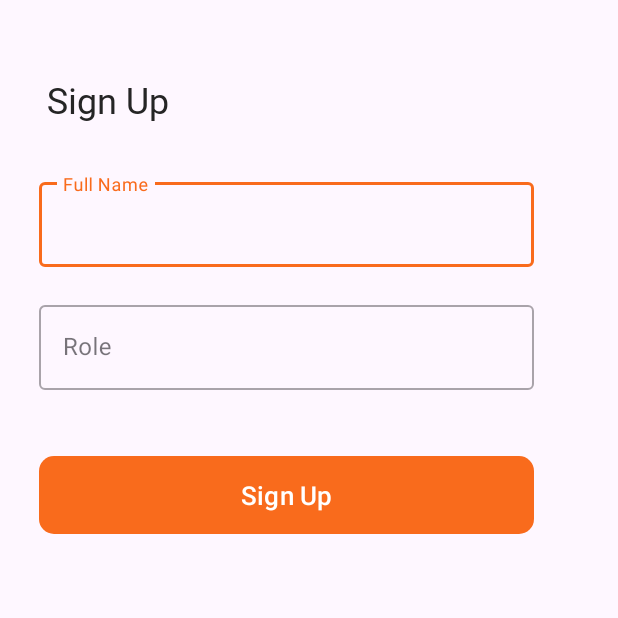
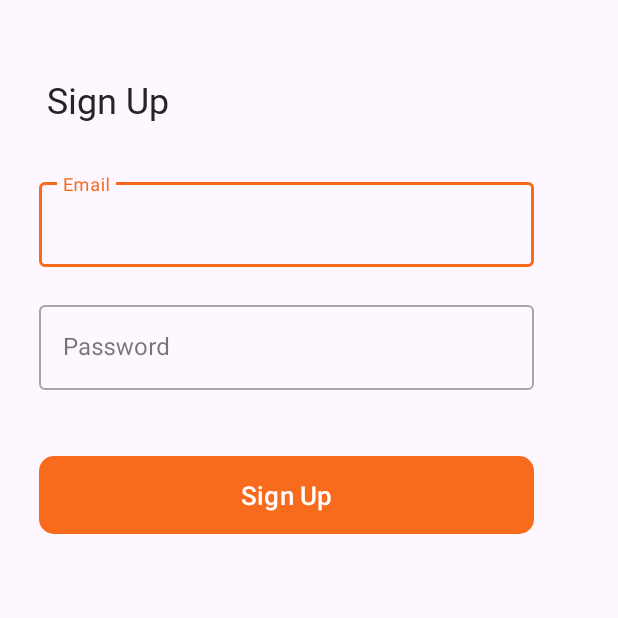
Before and after one commit to hngx-org/Curation-AI, an Android app: the fragment EmailAuthScreen shown on its own in the app's theme, on a phone screen of 412 x 824 dp, the top half of it. Run offline under Robolectric (Android 15) with nearby library versions, the phone set to English and light mode, and no system bars.

Commit message:
adjustment of email sign up screen

```diff
--- a/app/src/main/res/layout/fragment_email_auth_screen.xml
+++ b/app/src/main/res/layout/fragment_email_auth_screen.xml
@@ -25,7 +25,7 @@
             style="@style/Widget.MaterialComponents.TextInputLayout.OutlinedBox"
             android:layout_width="match_parent"
             android:layout_height="wrap_content"
-            android:hint="Full Name"
+            android:hint="Email"
             android:paddingBottom="20dp"
             tools:layout_editor_absoluteX="0dp"
             tools:layout_editor_absoluteY="236dp">
@@ -34,7 +34,7 @@
                 android:id="@+id/editTextName"
                 android:layout_width="330dp"
                 android:layout_height="wrap_content"
-                android:inputType="text"
+                android:inputType="textEmailAddress"
                 android:maxLines="1" />
         </com.google.android.material.textfield.TextInputLayout>
 
@@ -43,7 +43,7 @@
             style="@style/Widget.MaterialComponents.TextInputLayout.OutlinedBox"
             android:layout_width="match_parent"
             android:layout_height="wrap_content"
-            android:hint="Role"
+            android:hint="Password"
             android:paddingBottom="20dp"
             tools:layout_editor_absoluteX="0dp"
             tools:layout_editor_absoluteY="143dp">
@@ -52,7 +52,7 @@
                 android:id="@+id/editTextRole"
                 android:layout_width="330dp"
                 android:layout_height="wrap_content"
-                android:inputType="text"
+                android:inputType="textPassword"
                 android:maxLines="1" />
 
         </com.google.android.material.textfield.TextInputLayout>
```
Also changed, not shown: app/src/main/res/layout/fragment_signin_screen.xml (+4 -4 lines).
